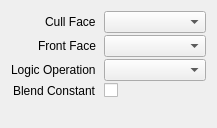
This is src/session/TargetProperties.ui in houmain/gpupad as Qt 5 draws it before an edit. The edited form follows.
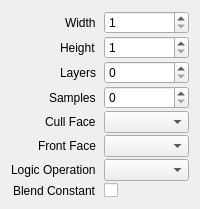
This is the edited form. Custom widgets are drawn as their Qt base class.

The edit to the form file:
```diff
--- a/src/session/TargetProperties.ui
+++ b/src/session/TargetProperties.ui
@@ -2,14 +2,6 @@
 <ui version="4.0">
  <class>TargetProperties</class>
  <widget class="QWidget" name="TargetProperties">
-  <property name="geometry">
-   <rect>
-    <x>0</x>
-    <y>0</y>
-    <width>217</width>
-    <height>128</height>
-   </rect>
-  </property>
   <layout class="QVBoxLayout" name="verticalLayout">
    <item>
     <layout class="QFormLayout" name="formLayout">
@@ -34,46 +26,108 @@
      <property name="bottomMargin">
       <number>0</number>
      </property>
-     <item row="0" column="0">
+     <item row="4" column="0">
       <widget class="QLabel" name="labelCullMode">
        <property name="text">
         <string>Cull Face</string>
        </property>
       </widget>
      </item>
-     <item row="0" column="1">
+     <item row="4" column="1">
       <widget class="DataComboBox" name="cullMode"/>
      </item>
-     <item row="1" column="0">
+     <item row="5" column="0">
       <widget class="QLabel" name="labelFrontFace">
        <property name="text">
         <string>Front Face</string>
        </property>
       </widget>
      </item>
-     <item row="1" column="1">
+     <item row="5" column="1">
       <widget class="DataComboBox" name="frontFace"/>
      </item>
-     <item row="2" column="0">
+     <item row="6" column="0">
       <widget class="QLabel" name="labelLogicOperation">
        <property name="text">
         <string>Logic Operation</string>
        </property>
       </widget>
      </item>
-     <item row="2" column="1">
+     <item row="6" column="1">
       <widget class="DataComboBox" name="logicOperation"/>
      </item>
-     <item row="3" column="0">
+     <item row="7" column="0">
       <widget class="QLabel" name="labelBlendConstant">
        <property name="text">
         <string>Blend Constant</string>
        </property>
       </widget>
      </item>
-     <item row="3" column="1">
+     <item row="7" column="1">
       <widget class="ColorPicker" name="blendConstant"/>
      </item>
+     <item row="0" column="0">
+      <widget class="QLabel" name="labelWidth">
+       <property name="text">
+        <string>Width</string>
+       </property>
+      </widget>
+     </item>
+     <item row="0" column="1">
+      <widget class="QSpinBox" name="width">
+       <property name="minimum">
+        <number>1</number>
+       </property>
+       <property name="maximum">
+        <number>65536</number>
+       </property>
+      </widget>
+     </item>
+     <item row="1" column="0">
+      <widget class="QLabel" name="labelHeight">
+       <property name="text">
+        <string>Height</string>
+       </property>
+      </widget>
+     </item>
+     <item row="2" column="0">
+      <widget class="QLabel" name="labelLayers">
+       <property name="text">
+        <string>Layers</string>
+       </property>
+      </widget>
+     </item>
+     <item row="3" column="0">
+      <widget class="QLabel" name="labelSamples">
+       <property name="text">
+        <string>Samples</string>
+       </property>
+      </widget>
+     </item>
+     <item row="1" column="1">
+      <widget class="QSpinBox" name="height">
+       <property name="minimum">
+        <number>1</number>
+       </property>
+       <property name="maximum">
+        <number>65536</number>
+       </property>
+      </widget>
+     </item>
+     <item row="2" column="1">
+      <widget class="QSpinBox" name="layers">
+       <property name="maximum">
+        <number>256</number>
+       </property>
+      </widget>
+     </item>
+     <item row="3" column="1">
+      <widget class="QSpinBox" name="samples">
+       <property name="maximum">
+        <number>256</number>
+       </property>
+      </widget>
+     </item>
     </layout>
    </item>
   </layout>
```
